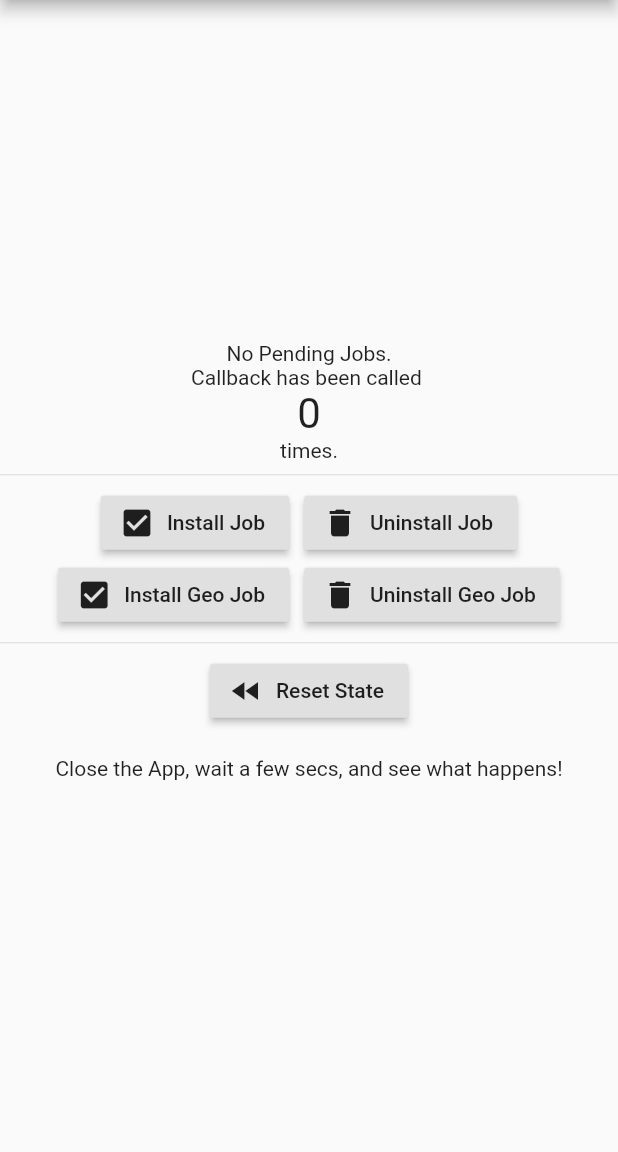
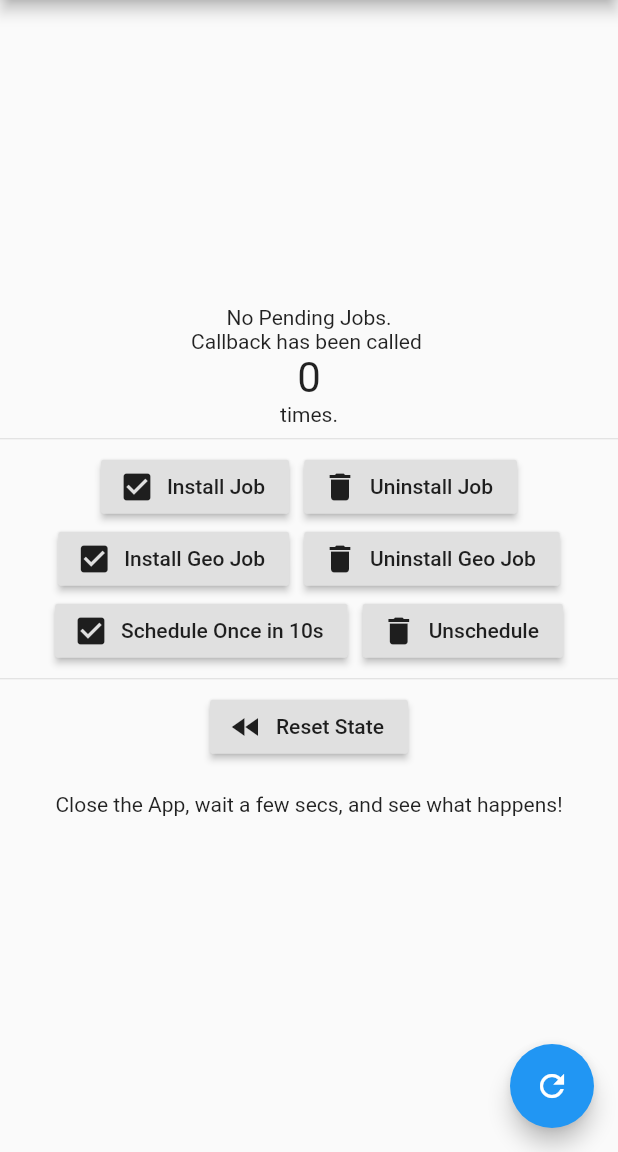
Before and after one commit to georggrab/android_job_scheduler, a Flutter app: the screen it shows after launch, on a phone screen of 412 x 824 dp, the part 84-1236 px from its top. Run offline on Flutter 3.47's test engine with Material 2 defaults, Android fonts, the phone set to English and light mode, and no system bars.

Commit message:
Implement scheduleOnce(), bump Version

```diff
--- a/example/lib/main.dart
+++ b/example/lib/main.dart
@@ -79,6 +79,13 @@ class _MyAppState extends State<MyApp> {
           appBar: new AppBar(
             title: new Text('Android Job Scheduler'),
           ),
+          floatingActionButton: new FloatingActionButton(
+              child: const Icon(Icons.refresh),
+              onPressed: () {
+                updatePendingJobs();
+              }
+
+          ),
           body: new Center(
               child: new Column(
             mainAxisAlignment: MainAxisAlignment.center,
@@ -151,6 +158,34 @@ class _MyAppState extends State<MyApp> {
                         icon: const Icon(Icons.delete),
                         label: Text('Uninstall Geo Job')),
                   ]),
+              new Row(
+                  mainAxisAlignment: MainAxisAlignment.center,
+                  children: <Widget>[
+                    new RaisedButton.icon(
+                        onPressed: () async {
+                          try {
+                            await AndroidJobScheduler.scheduleOnce(
+                                const Duration(seconds: 10),
+                                44,
+                                jobSchedulerCallback,
+                                persistentAcrossReboots: true);
+                          } finally {
+                            updatePendingJobs();
+                          }
+                        },
+                        icon: const Icon(Icons.check_box),
+                        label: Text('Schedule Once in 10s')),
+                    new Container(
+                      width: 10.0,
+                    ),
+                    new RaisedButton.icon(
+                        onPressed: () {
+                          AndroidJobScheduler.cancelJob(44);
+                          updatePendingJobs();
+                        },
+                        icon: const Icon(Icons.delete),
+                        label: Text('Unschedule')),
+                  ]),
               new Divider(),
               new RaisedButton.icon(
                   onPressed: () async {
--- a/lib/android_job_scheduler.dart
+++ b/lib/android_job_scheduler.dart
@@ -11,6 +11,12 @@ class AndroidJobInfo {
   AndroidJobInfo(this.id);
 }
 
+class _ScheduleOnceConstraint extends JobConstraint {
+  const _ScheduleOnceConstraint();
+  String getName() => "ScheduleOnceConstraint";
+  Map<String, dynamic> serialize () => {};
+}
+
 class AndroidJobScheduler {
   static const MethodChannel _channel =
       const MethodChannel('plugins.gjg.io/android_job_scheduler');
@@ -20,7 +26,7 @@ class AndroidJobScheduler {
     return version;
   }
 
-  static Future<bool> scheduleEvery(Duration every, int id, dynamic Function() function, {persistentAcrossReboots = false, List<JobConstraint> constraints}) async {
+  static Future<bool> _schedule(Duration every, int id, dynamic Function() function, {persistentAcrossReboots = false, List<JobConstraint> constraints}) async {
     _channel.setMethodCallHandler((MethodCall call) {
       switch (call.method) {
         case 'firedWhileApplicationRunning':
@@ -33,7 +39,7 @@ class AndroidJobScheduler {
     final String functionName = _getFunctionName(function);
     if (functionName == null) {
       throw 'scheduleEvery failed: The supplied function can only be a top level function or a static method! Class members'
-            ' or Closures are not allowed.';
+          ' or Closures are not allowed.';
     }
     if (constraints == null && persistentAcrossReboots) {
       constraints = [ const PersistentAcrossReboots() ];
@@ -41,6 +47,19 @@ class AndroidJobScheduler {
       constraints.add(const PersistentAcrossReboots());
     }
     return await _channel.invokeMethod('scheduleEvery', [every.inMilliseconds, functionName, id, serializeConstraints(constraints)]);
+  }
+
+  static Future<bool> scheduleOnce(Duration once, int id, dynamic Function() function, {persistentAcrossReboots = false, List<JobConstraint> constraints}) async {
+    if (constraints == null) {
+      constraints = [ const _ScheduleOnceConstraint() ];
+    } else {
+      constraints.add(const _ScheduleOnceConstraint());
+    }
+    return _schedule(once, id, function, persistentAcrossReboots: persistentAcrossReboots, constraints: constraints);
+  }
+
+  static Future<bool> scheduleEvery(Duration every, int id, dynamic Function() function, {persistentAcrossReboots = false, List<JobConstraint> constraints}) async {
+    return _schedule(every, id, function, persistentAcrossReboots: persistentAcrossReboots, constraints: constraints);
   }
 
   static Future<void> cancelJob(int id) async {
--- a/pubspec.yaml
+++ b/pubspec.yaml
@@ -1,6 +1,6 @@
 name: android_job_scheduler
 description: An Android specific Flutter Plugin providing Bindings to Android's Job Scheduler API.
-version: 0.0.6
+version: 0.0.7
 author: Georg Grab <g.j.grab.dev@gmail.com>
 homepage: https://github.com/talkdirty/android_job_scheduler
 
```
Also changed, not shown: 3 other files.
